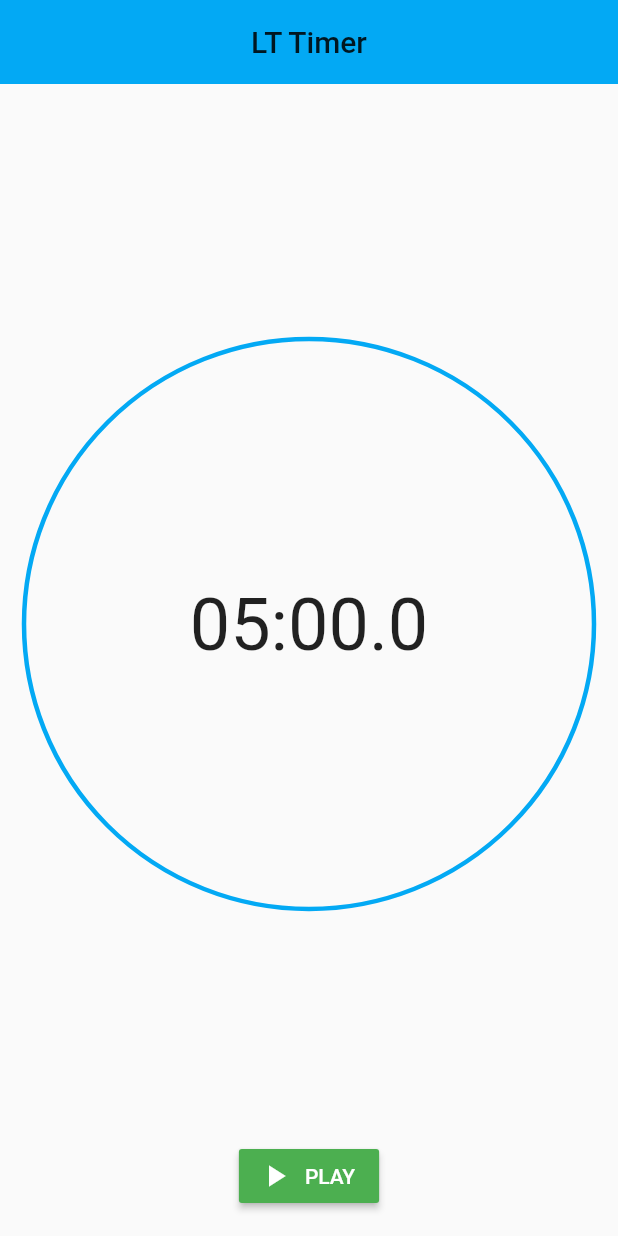
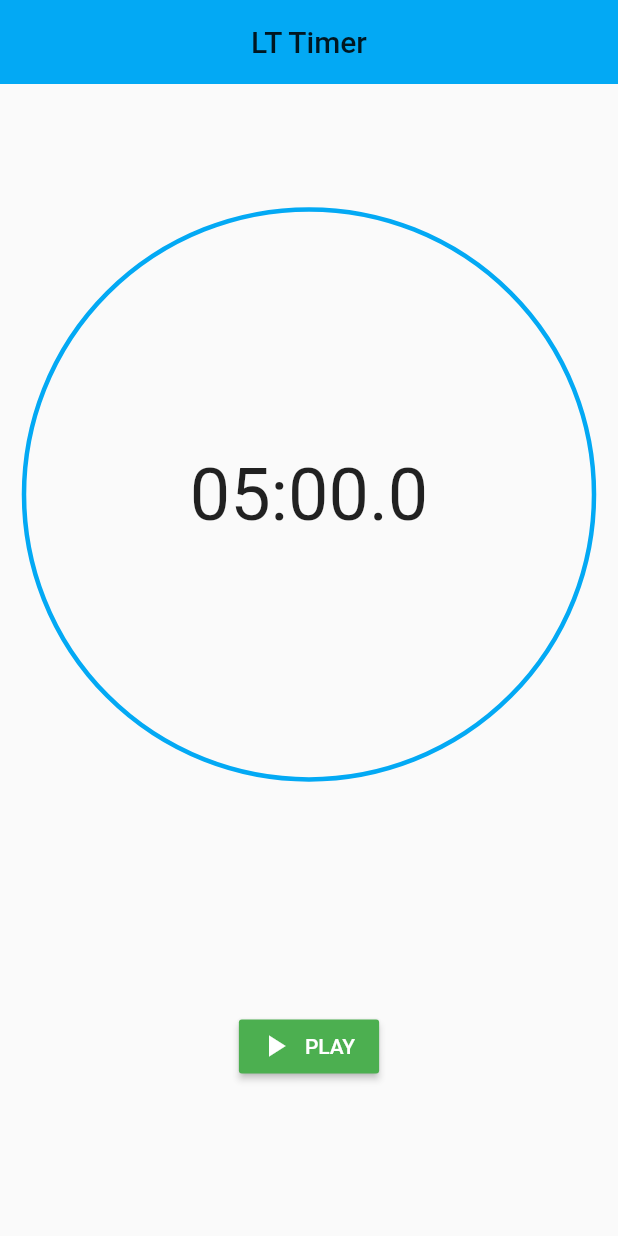
Before and after one commit to tan1234jp/lttimer_flutter, a Flutter app: the screen it shows after launch, on a phone screen of 412 x 824 dp. Run offline on Flutter 3.47's test engine with Material 2 defaults, Android fonts, the phone set to English and light mode, and no system bars; our stand-ins replace vibration; missing offline and left inert: soundpool; Roboto replaces fonts that are missing (DSEG14Classic-Regular).

Commit message:
UIの調整

```diff
--- a/lib/ui/countdown_timer.dart
+++ b/lib/ui/countdown_timer.dart
@@ -128,6 +128,7 @@ class _CountDownTimer extends State<CountDownTimer>
         child: Column(
           children: <Widget>[
             Expanded(
+              flex: 7,
               child: Align(
                 alignment: FractionalOffset.center,
                 child: AspectRatio(
@@ -186,7 +187,9 @@ class _CountDownTimer extends State<CountDownTimer>
                 ),
               ),
             ),
-            Container(
+            Expanded(
+              flex: 3,
+              child: Container(
                 child: Row(
                   mainAxisAlignment: MainAxisAlignment.center,
                   children: <Widget>[
@@ -211,6 +214,7 @@ class _CountDownTimer extends State<CountDownTimer>
                       textColor: Colors.white,
                     ),
                   ],
+                ),
               ),
             ),
           ],
```
Lines whose indentation alone changed are shown as unchanged.
